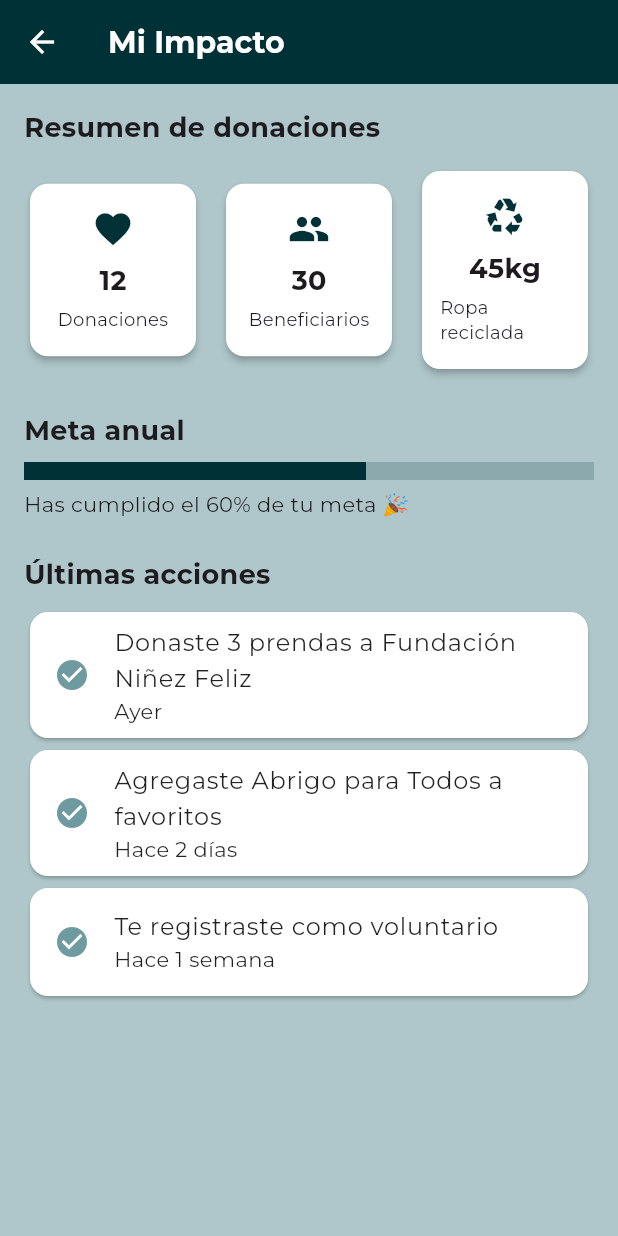
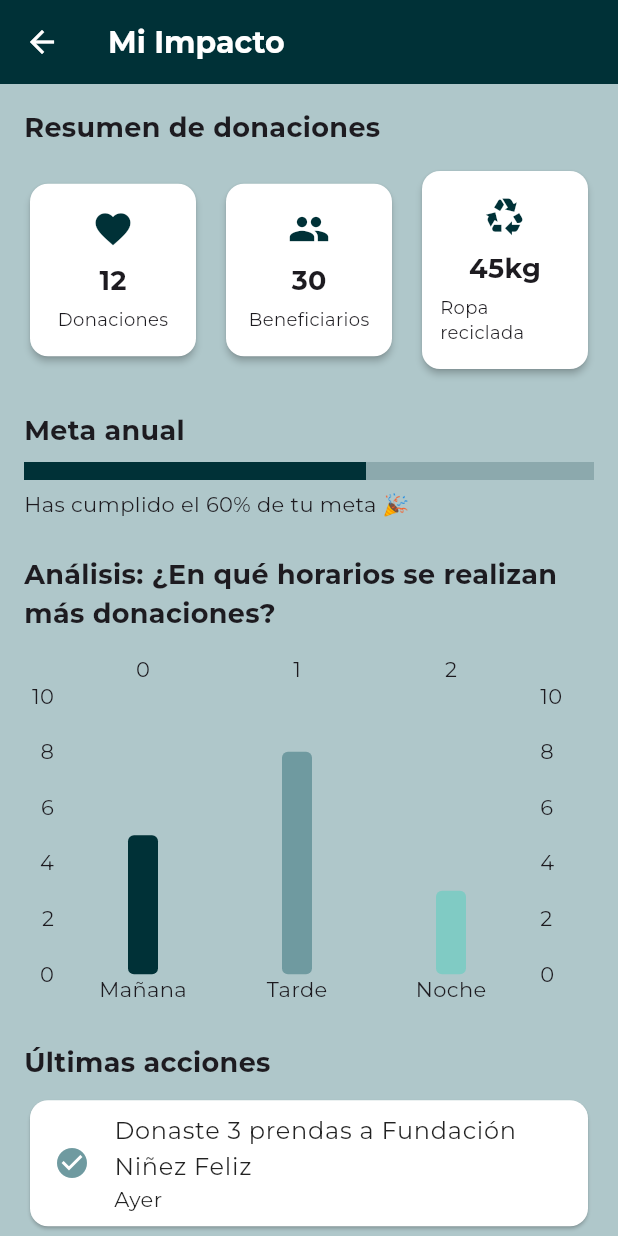
Before and after one commit to k-verah/donation-app, a Flutter app: the DashboardScreen screen opened directly, on a phone screen of 412 x 824 dp. Run offline on Flutter 3.47's test engine with Material 3 defaults, Android fonts, the phone set to English and light mode, and no system bars; drawn by our look-alikes of fl_chart; our stand-ins replace camera, geolocator, google_fonts, google_maps_flutter, image_picker.

Commit message:
Integración de fl_chart y actualización del dashboard con análisis de horarios

```diff
--- /dev/null
+++ b/lib/data/donations_data.dart
@@ -0,0 +1,7 @@
+class DonationData {
+  static final List<Map<String, dynamic>> donationsByHour = [
+    {"hour": "Mañana", "count": 5},
+    {"hour": "Tarde", "count": 8},
+    {"hour": "Noche", "count": 3},
+  ];
+}
--- a/lib/screens/dashboard_screen.dart
+++ b/lib/screens/dashboard_screen.dart
@@ -1,4 +1,5 @@
 import 'package:flutter/material.dart';
+import 'package:fl_chart/fl_chart.dart';
 
 class DashboardScreen extends StatelessWidget {
   const DashboardScreen({super.key});
@@ -30,8 +31,10 @@ class DashboardScreen extends StatelessWidget {
         child: Column(
           crossAxisAlignment: CrossAxisAlignment.start,
           children: [
-            const Text("Resumen de donaciones",
-                style: TextStyle(fontSize: 18, fontWeight: FontWeight.bold)),
+            const Text(
+              "Resumen de donaciones",
+              style: TextStyle(fontSize: 18, fontWeight: FontWeight.bold),
+            ),
             const SizedBox(height: 12),
             Row(
               children: const [
@@ -48,8 +51,10 @@ class DashboardScreen extends StatelessWidget {
               ],
             ),
             const SizedBox(height: 24),
-            const Text("Meta anual",
-                style: TextStyle(fontSize: 18, fontWeight: FontWeight.bold)),
+            const Text(
+              "Meta anual",
+              style: TextStyle(fontSize: 18, fontWeight: FontWeight.bold),
+            ),
             const SizedBox(height: 8),
             LinearProgressIndicator(
               value: goalProgress,
@@ -61,8 +66,82 @@ class DashboardScreen extends StatelessWidget {
             const SizedBox(height: 6),
             const Text("Has cumplido el 60% de tu meta 🎉"),
             const SizedBox(height: 24),
-            const Text("Últimas acciones",
-                style: TextStyle(fontSize: 18, fontWeight: FontWeight.bold)),
+
+            // --- Business Question ---
+            const Text(
+              "Análisis: ¿En qué horarios se realizan más donaciones?",
+              style: TextStyle(fontSize: 18, fontWeight: FontWeight.bold),
+            ),
+            const SizedBox(height: 12),
+            AspectRatio(
+              aspectRatio: 1.6,
+              child: BarChart(
+                BarChartData(
+                  alignment: BarChartAlignment.spaceAround,
+                  maxY: 10,
+                  gridData: FlGridData(show: false),
+                  borderData: FlBorderData(show: false),
+                  titlesData: FlTitlesData(
+                    bottomTitles: AxisTitles(
+                      sideTitles: SideTitles(
+                        showTitles: true,
+                        getTitlesWidget: (value, meta) {
+                          const labels = ['Mañana', 'Tarde', 'Noche'];
+                          if (value.toInt() < labels.length) {
+                            return Text(labels[value.toInt()]);
+                          }
+                          return const SizedBox();
+                        },
+                      ),
+                    ),
+                    leftTitles: AxisTitles(
+                      sideTitles: SideTitles(showTitles: true, reservedSize: 28),
+                    ),
+                  ),
+                  barGroups: [
+                    BarChartGroupData(
+                      x: 0,
+                      barRods: [
+                        BarChartRodData(
+                          toY: 5,
+                          color: Theme.of(context).colorScheme.primary,
+                          width: 20,
+                          borderRadius: BorderRadius.circular(4),
+                        ),
+                      ],
+                    ),
+                    BarChartGroupData(
+                      x: 1,
+                      barRods: [
+                        BarChartRodData(
+                          toY: 8,
+                          color: Theme.of(context).colorScheme.secondary,
+                          width: 20,
+                          borderRadius: BorderRadius.circular(4),
+                        ),
+                      ],
+                    ),
+                    BarChartGroupData(
+                      x: 2,
+                      barRods: [
+                        BarChartRodData(
+                          toY: 3,
+                          color: Colors.teal[200],
+                          width: 20,
+                          borderRadius: BorderRadius.circular(4),
+                        ),
+                      ],
+                    ),
+                  ],
+                ),
+              ),
+            ),
+            const SizedBox(height: 24),
+
+            const Text(
+              "Últimas acciones",
+              style: TextStyle(fontSize: 18, fontWeight: FontWeight.bold),
+            ),
             const SizedBox(height: 8),
             ...const [
               _ActionTile(
@@ -87,8 +166,11 @@ class _ImpactCard extends StatelessWidget {
   final String value;
   final String label;
 
-  const _ImpactCard(
-      {required this.icon, required this.value, required this.label});
+  const _ImpactCard({
+    required this.icon,
+    required this.value,
+    required this.label,
+  });
 
   @override
   Widget build(BuildContext context) {
@@ -102,9 +184,11 @@ class _ImpactCard extends StatelessWidget {
               Icon(icon,
                   size: 28, color: Theme.of(context).colorScheme.primary),
               const SizedBox(height: 8),
-              Text(value,
-                  style: const TextStyle(
-                      fontSize: 18, fontWeight: FontWeight.bold)),
+              Text(
+                value,
+                style:
+                    const TextStyle(fontSize: 18, fontWeight: FontWeight.bold),
+              ),
               const SizedBox(height: 4),
               Text(label, style: const TextStyle(fontSize: 12)),
             ],
--- a/pubspec.yaml
+++ b/pubspec.yaml
@@ -16,6 +16,7 @@ dependencies:
   permission_handler: ^11.0.1
   image_picker: ^1.2.0
   camera: ^0.11.2
+  fl_chart: ^0.68.0
 
 dev_dependencies:
   flutter_test:
```
Also changed, not shown: pubspec.lock.
